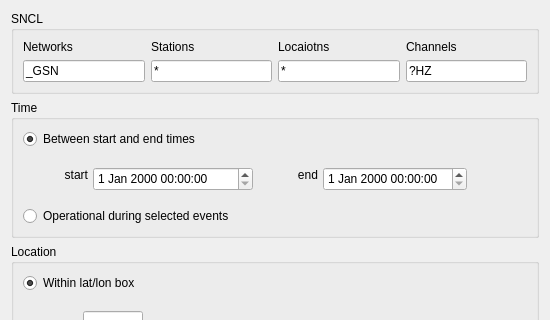
Old version of the form pyweed/StationQueryDialog.ui in the repository iris-edu/pyweed; both pictures show x 0 to 550 and y 0 to 320 of the 550 by 630 pixel window.
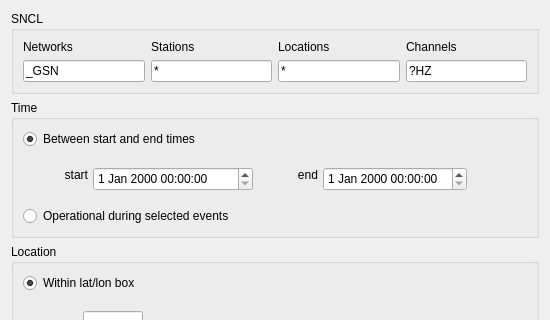
New version of the form.

```diff
--- a/pyweed/StationQueryDialog.ui
+++ b/pyweed/StationQueryDialog.ui
@@ -29,7 +29,7 @@
       <item row="0" column="2">
        <widget class="QLabel" name="locationLabel">
         <property name="text">
-         <string>Locaiotns</string>
+         <string>Locations</string>
         </property>
        </widget>
       </item>
```
